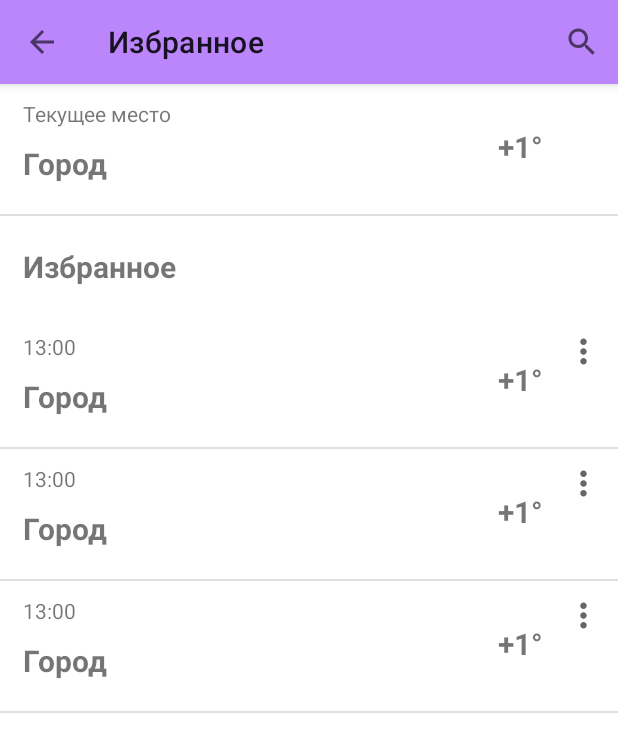
After one commit to marketa-nk/Weather, an Android app: the layout fragment_favorites.xml on its own in the app's theme, with its tools: preview values and no code run, on a phone screen of 412 x 824 dp. The commit adds this screen. Shown: the top 752 px of the screen. Run offline under Robolectric (Android 15) with nearby library versions, the phone set to English and light mode, and no system bars.

Commit message:
add FavoritesFragment

```diff
--- /dev/null
+++ b/app/src/main/java/com/mint/weather/FavoritesFragment.kt
@@ -0,0 +1,29 @@
+package com.mint.weather
+
+import android.os.Bundle
+import androidx.fragment.app.Fragment
+import android.view.LayoutInflater
+import android.view.View
+import android.view.ViewGroup
+
+
+class FavoritesFragment : Fragment() {
+
+
+    override fun onCreate(savedInstanceState: Bundle?) {
+        super.onCreate(savedInstanceState)
+
+    }
+
+    override fun onCreateView(
+        inflater: LayoutInflater, container: ViewGroup?,
+        savedInstanceState: Bundle?
+    ): View? {
+        // Inflate the layout for this fragment
+        return inflater.inflate(R.layout.fragment_favorites, container, false)
+    }
+
+    companion object {
+
+    }
+}
--- /dev/null
+++ b/app/src/main/res/drawable/ic_baseline_arrow_back_24.xml
@@ -0,0 +1,11 @@
+<vector xmlns:android="http://schemas.android.com/apk/res/android"
+    android:width="24dp"
+    android:height="24dp"
+    android:viewportWidth="24"
+    android:viewportHeight="24"
+    android:tint="?attr/colorControlNormal"
+    android:autoMirrored="true">
+  <path
+      android:fillColor="@android:color/white"
+      android:pathData="M20,11H7.83l5.59,-5.59L12,4l-8,8 8,8 1.41,-1.41L7.83,13H20v-2z"/>
+</vector>
--- /dev/null
+++ b/app/src/main/res/drawable/ic_baseline_more_vert_24.xml
@@ -0,0 +1,10 @@
+<vector xmlns:android="http://schemas.android.com/apk/res/android"
+    android:width="26dp"
+    android:height="26dp"
+    android:viewportWidth="24"
+    android:viewportHeight="24"
+    android:tint="?attr/colorControlNormal">
+  <path
+      android:fillColor="@android:color/white"
+      android:pathData="M12,8c1.1,0 2,-0.9 2,-2s-0.9,-2 -2,-2 -2,0.9 -2,2 0.9,2 2,2zM12,10c-1.1,0 -2,0.9 -2,2s0.9,2 2,2 2,-0.9 2,-2 -0.9,-2 -2,-2zM12,16c-1.1,0 -2,0.9 -2,2s0.9,2 2,2 2,-0.9 2,-2 -0.9,-2 -2,-2z"/>
+</vector>
--- /dev/null
+++ b/app/src/main/res/drawable/ic_baseline_search_24.xml
@@ -0,0 +1,10 @@
+<vector xmlns:android="http://schemas.android.com/apk/res/android"
+    android:width="24dp"
+    android:height="24dp"
+    android:viewportWidth="24"
+    android:viewportHeight="24"
+    android:tint="?attr/colorControlNormal">
+  <path
+      android:fillColor="@android:color/white"
+      android:pathData="M15.5,14h-0.79l-0.28,-0.27C15.41,12.59 16,11.11 16,9.5 16,5.91 13.09,3 9.5,3S3,5.91 3,9.5 5.91,16 9.5,16c1.61,0 3.09,-0.59 4.23,-1.57l0.27,0.28v0.79l5,4.99L20.49,19l-4.99,-5zM9.5,14C7.01,14 5,11.99 5,9.5S7.01,5 9.5,5 14,7.01 14,9.5 11.99,14 9.5,14z"/>
+</vector>
--- /dev/null
+++ b/app/src/main/res/layout/fragment_favorites.xml
@@ -0,0 +1,108 @@
+<?xml version="1.0" encoding="utf-8"?>
+<androidx.appcompat.widget.LinearLayoutCompat xmlns:android="http://schemas.android.com/apk/res/android"
+    xmlns:app="http://schemas.android.com/apk/res-auto"
+    xmlns:tools="http://schemas.android.com/tools"
+    android:layout_width="match_parent"
+    android:layout_height="match_parent"
+    android:orientation="vertical"
+    tools:context=".FavoritesFragment">
+
+    <com.google.android.material.appbar.AppBarLayout
+        android:id="@+id/appBar"
+        android:layout_width="match_parent"
+        android:layout_height="wrap_content">
+
+        <androidx.appcompat.widget.Toolbar
+            android:id="@+id/toolBar"
+            android:layout_width="match_parent"
+            android:layout_height="?attr/actionBarSize"
+            app:menu="@menu/menu_search_city"
+            app:navigationIcon="@drawable/ic_baseline_arrow_back_24"
+            app:title="@string/favorites" />
+    </com.google.android.material.appbar.AppBarLayout>
+
+    <androidx.constraintlayout.widget.ConstraintLayout
+        android:layout_width="match_parent"
+        android:layout_height="wrap_content">
+
+        <TextView
+            android:id="@+id/current_location"
+            android:layout_width="wrap_content"
+            android:layout_height="wrap_content"
+            android:layout_marginStart="15dp"
+            android:layout_marginTop="10dp"
+            app:layout_constraintStart_toStartOf="parent"
+            app:layout_constraintTop_toTopOf="parent"
+            tools:text="Текущее место" />
+
+        <TextView
+            android:id="@+id/current_city"
+            android:layout_width="wrap_content"
+            android:layout_height="wrap_content"
+            android:layout_marginStart="15dp"
+            android:layout_marginTop="10dp"
+            android:layout_marginBottom="20dp"
+            android:textSize="20sp"
+            android:textStyle="bold"
+            app:layout_constraintStart_toStartOf="parent"
+            app:layout_constraintTop_toBottomOf="@id/current_location"
+            tools:text="Город" />
+
+        <ImageView
+            android:id="@+id/icon"
+            android:layout_width="40dp"
+            android:layout_height="40dp"
+            android:layout_marginStart="5dp"
+            android:layout_marginEnd="15dp"
+            android:layout_marginBottom="5dp"
+            app:layout_constraintBottom_toBottomOf="parent"
+            app:layout_constraintEnd_toStartOf="@id/temp"
+            app:layout_constraintTop_toTopOf="parent" />
+
+        <TextView
+            android:id="@+id/temp"
+            android:layout_width="wrap_content"
+            android:layout_height="wrap_content"
+            android:layout_marginEnd="50dp"
+            android:textSize="20sp"
+            android:textStyle="bold"
+            app:layout_constraintBottom_toBottomOf="@id/icon"
+            app:layout_constraintEnd_toEndOf="parent"
+            app:layout_constraintTop_toTopOf="@id/icon"
+            tools:text="+1°" />
+
+
+        <com.google.android.material.divider.MaterialDivider
+            android:layout_width="match_parent"
+            android:layout_height="1dp"
+            android:layout_marginTop="20dp"
+            app:layout_constraintStart_toStartOf="parent"
+            app:layout_constraintTop_toBottomOf="@id/current_city" />
+    </androidx.constraintlayout.widget.ConstraintLayout>
+
+    <LinearLayout
+        android:id="@+id/favorites"
+        android:layout_width="match_parent"
+        android:layout_height="wrap_content">
+
+        <TextView
+            android:layout_width="wrap_content"
+            android:layout_height="wrap_content"
+            android:layout_marginStart="15dp"
+            android:layout_marginTop="20dp"
+            android:layout_marginBottom="20dp"
+            android:text="@string/favorites"
+            android:textSize="20sp"
+            android:textStyle="bold" />
+
+    </LinearLayout>
+
+
+    <androidx.recyclerview.widget.RecyclerView
+        android:id="@+id/recyclerView"
+        android:layout_width="match_parent"
+        android:layout_height="match_parent"
+        tools:listitem="@layout/view_city"/>
+
+
+</androidx.appcompat.widget.LinearLayoutCompat>
--- /dev/null
+++ b/app/src/main/res/layout/view_city.xml
@@ -0,0 +1,71 @@
+<?xml version="1.0" encoding="utf-8"?>
+<androidx.constraintlayout.widget.ConstraintLayout xmlns:android="http://schemas.android.com/apk/res/android"
+    xmlns:app="http://schemas.android.com/apk/res-auto"
+    xmlns:tools="http://schemas.android.com/tools"
+    android:layout_width="match_parent"
+    android:layout_height="wrap_content">
+
+    <TextView
+        android:id="@+id/time"
+        android:layout_width="wrap_content"
+        android:layout_height="wrap_content"
+        android:layout_marginStart="15dp"
+        android:layout_marginTop="10dp"
+        app:layout_constraintStart_toStartOf="parent"
+        app:layout_constraintTop_toTopOf="parent"
+        tools:text="13:00"/>
+
+    <TextView
+        android:id="@+id/current_city"
+        android:layout_width="wrap_content"
+        android:layout_height="wrap_content"
+        android:layout_marginStart="15dp"
+        android:layout_marginTop="10dp"
+        android:layout_marginBottom="20dp"
+        android:textSize="20sp"
+        android:textStyle="bold"
+        app:layout_constraintStart_toStartOf="parent"
+        app:layout_constraintTop_toBottomOf="@id/time"
+        tools:text="Город" />
+
+    <ImageView
+        android:id="@+id/icon"
+        android:layout_width="40dp"
+        android:layout_height="40dp"
+        android:layout_marginStart="5dp"
+        android:layout_marginEnd="15dp"
+        android:layout_marginBottom="5dp"
+        app:layout_constraintBottom_toBottomOf="parent"
+        app:layout_constraintEnd_toStartOf="@id/temp"
+        app:layout_constraintTop_toTopOf="parent" />
+
+    <TextView
+        android:id="@+id/temp"
+        android:layout_width="wrap_content"
+        android:layout_height="wrap_content"
+        android:layout_marginEnd="50dp"
+        android:textSize="20sp"
+        android:textStyle="bold"
+        app:layout_constraintBottom_toBottomOf="@id/icon"
+        app:layout_constraintEnd_toEndOf="parent"
+        app:layout_constraintTop_toTopOf="@id/icon"
+        tools:text="+1°"/>
+    <ImageView
+        android:id="@+id/menu"
+        android:layout_width="wrap_content"
+        android:layout_height="wrap_content"
+        android:src="@drawable/ic_baseline_more_vert_24"
+        app:layout_constraintTop_toTopOf="parent"
+        app:layout_constraintEnd_toEndOf="parent"
+        android:layout_margin="10dp"/>
+
+
+
+    <com.google.android.material.divider.MaterialDivider
+        android:layout_width="match_parent"
+        android:layout_height="1dp"
+        android:layout_marginTop="20dp"
+        app:layout_constraintStart_toStartOf="parent"
+        app:layout_constraintTop_toBottomOf="@id/current_city" />
+
+</androidx.constraintlayout.widget.ConstraintLayout>
--- /dev/null
+++ b/app/src/main/res/menu/menu_search_city.xml
@@ -0,0 +1,9 @@
+<?xml version="1.0" encoding="utf-8"?>
+<menu xmlns:android="http://schemas.android.com/apk/res/android"
+    xmlns:app="http://schemas.android.com/apk/res-auto">
+    <item
+        android:id="@+id/cart"
+        android:icon="@drawable/ic_baseline_search_24"
+        android:title="@string/search_city"
+        app:showAsAction="always" />
+</menu>
--- a/app/src/main/res/values/strings.xml
+++ b/app/src/main/res/values/strings.xml
@@ -7,4 +7,6 @@
     <string name="send">SEND </string>
     <!-- TODO: Remove or change this placeholder text -->
     <string name="hello_blank_fragment">Hello blank fragment</string>
+    <string name="favorites">Избранное</string>
+    <string name="search_city">Поиск города</string>
 </resources>
```
